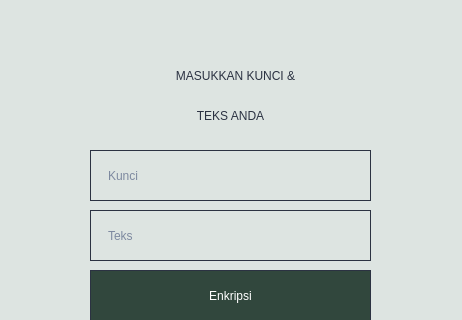
Qt form haldua.ui (stellaribli/EncryptDecrypt) before a commit; both pictures show x 0 to 462 and y 0 to 320 of the 462 by 461 pixel window.
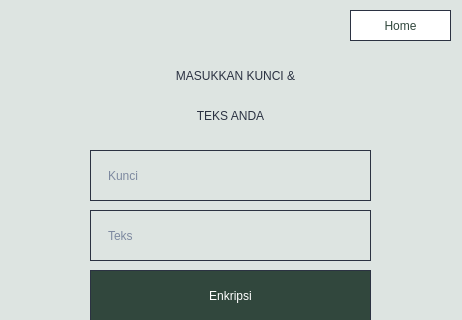
The same form after that commit.

```diff
--- a/haldua.ui
+++ b/haldua.ui
@@ -162,6 +162,27 @@
     <set>Qt::AlignCenter</set>
    </property>
   </widget>
+  <widget class="QPushButton" name="homeButton">
+   <property name="geometry">
+    <rect>
+     <x>350</x>
+     <y>10</y>
+     <width>101</width>
+     <height>31</height>
+    </rect>
+   </property>
+   <property name="styleSheet">
+    <string notr="true">QPushButton{ 
+	background-color: #fff; color:#31473D;
+	font: 15pt &quot;Arial&quot;;
+	border-radius: 13.25760269165039px;
+	border: 1.4px solid #2B3242;
+}</string>
+   </property>
+   <property name="text">
+    <string>Home</string>
+   </property>
+  </widget>
  </widget>
  <resources/>
  <connections/>
```
